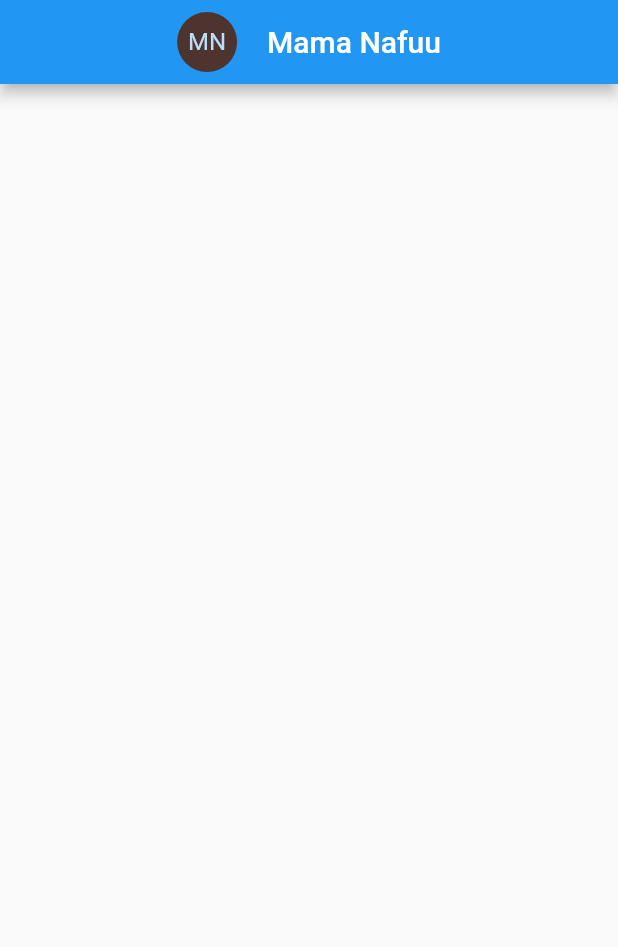
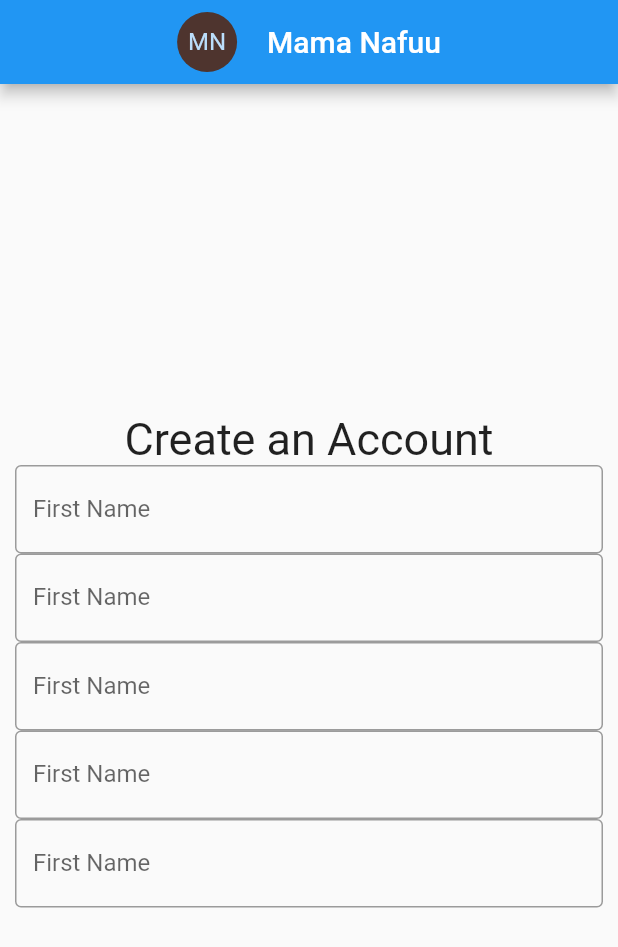
Before and after one commit to Jean-Lionel/mama_naffu, a Flutter app: the screen it shows after launch, on a phone screen of 412 x 824 dp. Shown: the top 947 px of the screen. Run offline on Flutter 3.47's test engine with Material 2 defaults, Android fonts, the phone set to English and light mode, and no system bars.

Commit message:
add field input

```diff
--- /dev/null
+++ b/lib/component/FieldInput.dart
@@ -0,0 +1,22 @@
+import 'package:flutter/src/widgets/framework.dart';
+import 'package:flutter/src/widgets/placeholder.dart';
+import 'package:flutter/material.dart';
+
+class FieldInput extends StatefulWidget {
+  const FieldInput({super.key});
+  @override
+  State<FieldInput> createState() => _FieldInputState();
+}
+
+class _FieldInputState extends State<FieldInput> {
+  @override
+  Widget build(BuildContext context) {
+    return const TextField(
+      decoration: InputDecoration(
+        border: OutlineInputBorder(),
+        labelText: 'First Name',
+        hintText: 'First Name',
+      ),
+    );
+  }
+}
--- a/lib/component/header.dart
+++ b/lib/component/header.dart
@@ -0,0 +1,27 @@
+import 'package:flutter/material.dart';
+
+class HeaderApp extends StatefulWidget {
+  const HeaderApp({super.key});
+
+  @override
+  State<HeaderApp> createState() => _HeaderAppState();
+}
+
+class _HeaderAppState extends State<HeaderApp> {
+  @override
+  Widget build(BuildContext context) {
+    return Row(
+      mainAxisAlignment: MainAxisAlignment.center,
+      children: [
+        CircleAvatar(
+          backgroundColor: Colors.brown.shade800,
+          child: const Text('MN'),
+        ),
+        const SizedBox(
+          width: 20,
+        ),
+        const Text('Mama Nafuu'),
+      ],
+    );
+  }
+}
--- /dev/null
+++ b/lib/component/register_user.dart
@@ -0,0 +1,33 @@
+import 'package:flutter/material.dart';
+
+import './FieldInput.dart';
+
+class CreateAccount extends StatefulWidget {
+  const CreateAccount({super.key});
+  @override
+  State<CreateAccount> createState() => _CreateAccountState();
+}
+
+class _CreateAccountState extends State<CreateAccount> {
+  @override
+  Widget build(BuildContext context) {
+    return Padding(
+      padding: const EdgeInsets.all(10.0),
+      child: Column(
+        children: const [
+          Text(
+            "Create an Account",
+            style: TextStyle(
+              fontSize: 30,
+            ),
+          ),
+          FieldInput(),
+          FieldInput(),
+          FieldInput(),
+          FieldInput(),
+          FieldInput(),
+        ],
+      ),
+    );
+  }
+}
--- a/lib/main.dart
+++ b/lib/main.dart
@@ -1,4 +1,6 @@
 import 'package:flutter/material.dart';
+import './component/header.dart';
+import './component/register_user.dart';
 
 void main() {
   runApp(const MyApp());
@@ -12,18 +14,11 @@ class MyApp extends StatelessWidget {
     return MaterialApp(
       home: Scaffold(
         appBar: AppBar(
-          title: Row(
-            mainAxisAlignment: MainAxisAlignment.center,
-            children: [
-              CircleAvatar(
-                backgroundColor: Colors.brown.shade800,
-                child: const Text('MN'),
-              ),
-              const SizedBox(
-                width: 20,
-              ),
-              const Text('Mama Nafuu'),
-            ],
+          title: HeaderApp(),
+        ),
+        body: const Center(
+          child: SingleChildScrollView(
+            child: CreateAccount(),
           ),
         ),
       ),
```
